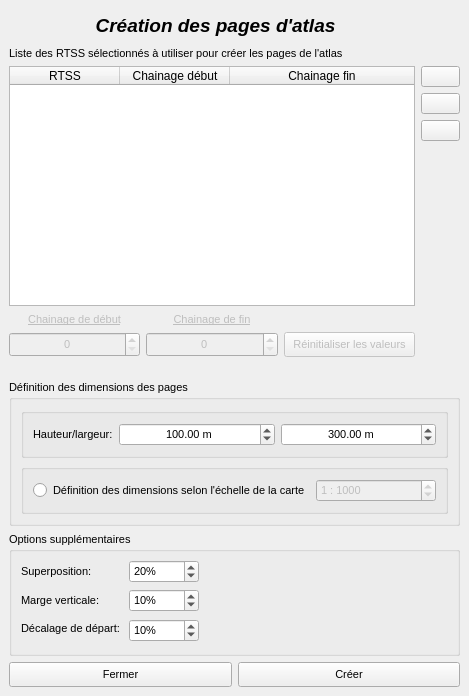
Above: interfaces/fenetre_create_atlas.ui from xbourbeau/outils_MTQ_chainage before the change. Below: the same form after it.
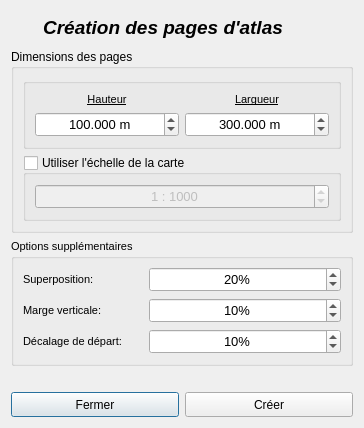
That is the form after the change.

```diff
--- a/interfaces/fenetre_create_atlas.ui
+++ b/interfaces/fenetre_create_atlas.ui
@@ -1,51 +1,33 @@
 <?xml version="1.0" encoding="UTF-8"?>
 <ui version="4.0">
- <class>ParametreDockWidgetBase</class>
- <widget class="QDockWidget" name="ParametreDockWidgetBase">
-  <property name="enabled">
-   <bool>true</bool>
+ <class>CreateAtlas</class>
+ <widget class="QDialog" name="CreateAtlas">
+  <property name="windowModality">
+   <enum>Qt::ApplicationModal</enum>
   </property>
   <property name="geometry">
    <rect>
     <x>0</x>
     <y>0</y>
-    <width>469</width>
-    <height>696</height>
+    <width>364</width>
+    <height>428</height>
    </rect>
   </property>
   <property name="minimumSize">
    <size>
-    <width>469</width>
-    <height>530</height>
+    <width>364</width>
+    <height>428</height>
    </size>
   </property>
   <property name="maximumSize">
    <size>
-    <width>1000</width>
-    <height>1000</height>
+    <width>364</width>
+    <height>428</height>
    </size>
   </property>
-  <property name="font">
-   <font>
-    <pointsize>8</pointsize>
-   </font>
-  </property>
   <property name="windowTitle">
    <string>Création d'atlas</string>
   </property>
-  <widget class="QWidget" name="dockWidgetContents">
-   <property name="minimumSize">
-    <size>
-     <width>0</width>
-     <height>0</height>
-    </size>
-   </property>
-   <property name="maximumSize">
-    <size>
-     <width>1000</width>
-     <height>1000</height>
-    </size>
-   </property>
    <layout class="QGridLayout" name="gridLayout">
     <item row="0" column="0">
      <layout class="QHBoxLayout" name="horizontalLayout_7">
@@ -88,279 +70,7 @@
       </item>
      </layout>
     </item>
-    <item row="1" column="0">
-     <widget class="QLabel" name="label_11">
-      <property name="text">
-       <string>Liste des RTSS sélectionnés à utiliser pour créer les pages de l'atlas</string>
-      </property>
-     </widget>
-    </item>
-    <item row="2" column="0">
-     <layout class="QHBoxLayout" name="horizontalLayout_5">
-      <item>
-       <layout class="QVBoxLayout" name="verticalLayout_6">
-        <item>
-         <widget class="QTableWidget" name="tbl_rtss">
-          <property name="sizeAdjustPolicy">
-           <enum>QAbstractScrollArea::AdjustToContents</enum>
-          </property>
-          <property name="autoScroll">
-           <bool>true</bool>
-          </property>
-          <property name="editTriggers">
-           <set>QAbstractItemView::NoEditTriggers</set>
-          </property>
-          <property name="tabKeyNavigation">
-           <bool>false</bool>
-          </property>
-          <property name="dragDropOverwriteMode">
-           <bool>true</bool>
-          </property>
-          <property name="alternatingRowColors">
-           <bool>true</bool>
-          </property>
-          <property name="selectionMode">
-           <enum>QAbstractItemView::SingleSelection</enum>
-          </property>
-          <property name="selectionBehavior">
-           <enum>QAbstractItemView::SelectRows</enum>
-          </property>
-          <property name="showGrid">
-           <bool>true</bool>
-          </property>
-          <property name="sortingEnabled">
-           <bool>false</bool>
-          </property>
-          <property name="cornerButtonEnabled">
-           <bool>true</bool>
-          </property>
-          <attribute name="horizontalHeaderVisible">
-           <bool>true</bool>
-          </attribute>
-          <attribute name="horizontalHeaderCascadingSectionResizes">
-           <bool>false</bool>
-          </attribute>
-          <attribute name="horizontalHeaderMinimumSectionSize">
-           <number>0</number>
-          </attribute>
-          <attribute name="horizontalHeaderDefaultSectionSize">
-           <number>110</number>
-          </attribute>
-          <attribute name="horizontalHeaderStretchLastSection">
-           <bool>true</bool>
-          </attribute>
-          <attribute name="verticalHeaderStretchLastSection">
-           <bool>false</bool>
-          </attribute>
-          <column>
-           <property name="text">
-            <string>RTSS</string>
-           </property>
-           <property name="textAlignment">
-            <set>AlignCenter</set>
-           </property>
-          </column>
-          <column>
-           <property name="text">
-            <string>Chainage début</string>
-           </property>
-           <property name="textAlignment">
-            <set>AlignCenter</set>
-           </property>
-          </column>
-          <column>
-           <property name="text">
-            <string>Chainage fin</string>
-           </property>
-           <property name="textAlignment">
-            <set>AlignCenter</set>
-           </property>
-          </column>
-         </widget>
-        </item>
-        <item>
-         <layout class="QHBoxLayout" name="horizontalLayout">
-          <item>
-           <layout class="QVBoxLayout" name="verticalLayout_3">
-            <item>
-             <widget class="QLabel" name="lbl_chainaged">
-              <property name="enabled">
-               <bool>false</bool>
-              </property>
-              <property name="font">
-               <font>
-                <pointsize>8</pointsize>
-                <underline>true</underline>
-               </font>
-              </property>
-              <property name="text">
-               <string>Chainage de début</string>
-              </property>
-              <property name="alignment">
-               <set>Qt::AlignCenter</set>
-              </property>
-             </widget>
-            </item>
-            <item>
-             <widget class="QSpinBox" name="spx_chain_d">
-              <property name="enabled">
-               <bool>false</bool>
-              </property>
-              <property name="sizePolicy">
-               <sizepolicy hsizetype="Preferred" vsizetype="Preferred">
-                <horstretch>0</horstretch>
-                <verstretch>0</verstretch>
-               </sizepolicy>
-              </property>
-              <property name="minimumSize">
-               <size>
-                <width>0</width>
-                <height>25</height>
-               </size>
-              </property>
-              <property name="alignment">
-               <set>Qt::AlignCenter</set>
-              </property>
-              <property name="maximum">
-               <number>50000</number>
-              </property>
-              <property name="singleStep">
-               <number>100</number>
-              </property>
-             </widget>
-            </item>
-           </layout>
-          </item>
-          <item>
-           <layout class="QVBoxLayout" name="verticalLayout_4">
-            <item>
-             <widget class="QLabel" name="lbl_chainagef">
-              <property name="enabled">
-               <bool>false</bool>
-              </property>
-              <property name="font">
-               <font>
-                <pointsize>8</pointsize>
-                <underline>true</underline>
-               </font>
-              </property>
-              <property name="text">
-               <string>Chainage de fin</string>
-              </property>
-              <property name="alignment">
-               <set>Qt::AlignCenter</set>
-              </property>
-             </widget>
-            </item>
-            <item>
-             <widget class="QSpinBox" name="spx_chain_f">
-              <property name="enabled">
-               <bool>false</bool>
-              </property>
-              <property name="sizePolicy">
-               <sizepolicy hsizetype="Preferred" vsizetype="Preferred">
-                <horstretch>0</horstretch>
-                <verstretch>0</verstretch>
-               </sizepolicy>
-              </property>
-              <property name="minimumSize">
-               <size>
-                <width>0</width>
-                <height>25</height>
-               </size>
-              </property>
-              <property name="alignment">
-               <set>Qt::AlignCenter</set>
-              </property>
-              <property name="minimum">
-               <number>0</number>
-              </property>
-              <property name="maximum">
-               <number>50000</number>
-              </property>
-              <property name="singleStep">
-               <number>100</number>
-              </property>
-              <property name="value">
-               <number>0</number>
-              </property>
-             </widget>
-            </item>
-           </layout>
-          </item>
-          <item>
-           <layout class="QVBoxLayout" name="verticalLayout_5">
-            <item>
-             <spacer name="horizontalSpacer_4">
-              <property name="orientation">
-               <enum>Qt::Horizontal</enum>
-              </property>
-              <property name="sizeType">
-               <enum>QSizePolicy::Preferred</enum>
-              </property>
-              <property name="sizeHint" stdset="0">
-               <size>
-                <width>40</width>
-                <height>20</height>
-               </size>
-              </property>
-             </spacer>
-            </item>
-            <item>
-             <widget class="QPushButton" name="spx_reset">
-              <property name="enabled">
-               <bool>false</bool>
-              </property>
-              <property name="sizePolicy">
-               <sizepolicy hsizetype="Preferred" vsizetype="Preferred">
-                <horstretch>0</horstretch>
-                <verstretch>0</verstretch>
-               </sizepolicy>
-              </property>
-              <property name="minimumSize">
-               <size>
-                <width>0</width>
-                <height>25</height>
-               </size>
-              </property>
-              <property name="text">
-               <string>Réinitialiser les valeurs</string>
-              </property>
-             </widget>
-            </item>
-           </layout>
-          </item>
-         </layout>
-        </item>
-       </layout>
-      </item>
-      <item>
-       <layout class="QVBoxLayout" name="verticalLayout">
-        <item>
-         <widget class="QPushButton" name="btn_arrow_up">
-          <property name="text">
-           <string/>
-          </property>
-         </widget>
-        </item>
-        <item>
-         <widget class="QPushButton" name="btn_arrow_down">
-          <property name="text">
-           <string/>
-          </property>
-         </widget>
-        </item>
-        <item>
-         <widget class="QPushButton" name="btn_remove">
-          <property name="toolTip">
-           <string>Retirer le RTSS sélectionné de la liste et de la sélection</string>
-          </property>
-          <property name="text">
-           <string/>
-          </property>
-         </widget>
-        </item>
-        <item>
+   <item row="3" column="0">
          <spacer name="verticalSpacer">
           <property name="orientation">
            <enum>Qt::Vertical</enum>
@@ -368,35 +78,15 @@
           <property name="sizeHint" stdset="0">
            <size>
             <width>20</width>
-            <height>40</height>
+       <height>33</height>
            </size>
           </property>
          </spacer>
         </item>
-       </layout>
-      </item>
-     </layout>
-    </item>
-    <item row="3" column="0">
-     <spacer name="verticalSpacer_2">
-      <property name="orientation">
-       <enum>Qt::Vertical</enum>
-      </property>
-      <property name="sizeType">
-       <enum>QSizePolicy::Fixed</enum>
-      </property>
-      <property name="sizeHint" stdset="0">
-       <size>
-        <width>448</width>
-        <height>17</height>
-       </size>
-      </property>
-     </spacer>
-    </item>
-    <item row="4" column="0">
+   <item row="1" column="0">
      <widget class="QGroupBox" name="groupBox">
       <property name="title">
-       <string>Définition des dimensions des pages</string>
+      <string>Dimensions des pages</string>
       </property>
       <layout class="QVBoxLayout" name="verticalLayout_2">
        <item>
@@ -404,22 +94,44 @@
          <property name="title">
           <string/>
          </property>
-         <layout class="QHBoxLayout" name="horizontalLayout_4">
+        <layout class="QGridLayout" name="gridLayout_3">
+         <item row="0" column="0">
+          <layout class="QVBoxLayout" name="verticalLayout">
           <item>
-           <widget class="QLabel" name="txt_haut">
-            <property name="sizePolicy">
-             <sizepolicy hsizetype="Fixed" vsizetype="Preferred">
-              <horstretch>0</horstretch>
-              <verstretch>0</verstretch>
-             </sizepolicy>
+            <widget class="QLabel" name="label">
+             <property name="font">
+              <font>
+               <pointsize>8</pointsize>
+               <underline>true</underline>
+              </font>
             </property>
             <property name="text">
-             <string>Hauteur/largeur:</string>
+              <string>Hauteur</string>
+             </property>
+             <property name="alignment">
+              <set>Qt::AlignCenter</set>
             </property>
            </widget>
           </item>
           <item>
            <widget class="QDoubleSpinBox" name="spx_haut">
+             <property name="sizePolicy">
+              <sizepolicy hsizetype="Minimum" vsizetype="Preferred">
+               <horstretch>0</horstretch>
+               <verstretch>0</verstretch>
+              </sizepolicy>
+             </property>
+             <property name="minimumSize">
+              <size>
+               <width>0</width>
+               <height>25</height>
+              </size>
+             </property>
+             <property name="font">
+              <font>
+               <pointsize>10</pointsize>
+              </font>
+             </property>
             <property name="toolTip">
              <string>Hauteur de la page dans la carte</string>
             </property>
@@ -429,16 +141,56 @@
             <property name="suffix">
              <string> m</string>
             </property>
+             <property name="decimals">
+              <number>3</number>
+             </property>
             <property name="maximum">
              <double>1000.000000000000000</double>
             </property>
             <property name="value">
              <double>100.000000000000000</double>
+             </property>
+            </widget>
+           </item>
+          </layout>
+         </item>
+         <item row="0" column="1">
+          <layout class="QVBoxLayout" name="verticalLayout_3">
+           <item>
+            <widget class="QLabel" name="label_2">
+             <property name="font">
+              <font>
+               <pointsize>8</pointsize>
+               <underline>true</underline>
+              </font>
+             </property>
+             <property name="text">
+              <string>Largueur</string>
+             </property>
+             <property name="alignment">
+              <set>Qt::AlignCenter</set>
             </property>
            </widget>
           </item>
           <item>
            <widget class="QDoubleSpinBox" name="spx_large">
+             <property name="sizePolicy">
+              <sizepolicy hsizetype="Minimum" vsizetype="Preferred">
+               <horstretch>0</horstretch>
+               <verstretch>0</verstretch>
+              </sizepolicy>
+             </property>
+             <property name="minimumSize">
+              <size>
+               <width>0</width>
+               <height>25</height>
+              </size>
+             </property>
+             <property name="font">
+              <font>
+               <pointsize>10</pointsize>
+              </font>
+             </property>
             <property name="toolTip">
              <string>Largeur de la page dans la carte</string>
             </property>
@@ -448,6 +200,9 @@
             <property name="suffix">
              <string> m</string>
             </property>
+             <property name="decimals">
+              <number>3</number>
+             </property>
             <property name="maximum">
              <double>1000.000000000000000</double>
             </property>
@@ -457,26 +212,47 @@
            </widget>
           </item>
          </layout>
+         </item>
+        </layout>
         </widget>
        </item>
        <item>
         <widget class="QGroupBox" name="groupBox_3">
          <property name="title">
-          <string/>
+         <string>Utiliser l'échelle de la carte</string>
+        </property>
+        <property name="checkable">
+         <bool>true</bool>
+        </property>
+        <property name="checked">
+         <bool>false</bool>
          </property>
          <layout class="QHBoxLayout" name="horizontalLayout_3">
-          <item>
-           <widget class="QRadioButton" name="rad_scale">
-            <property name="text">
-             <string>Définition des dimensions selon l'échelle de la carte</string>
-            </property>
-           </widget>
-          </item>
           <item>
            <widget class="QSpinBox" name="spx_scale">
             <property name="enabled">
              <bool>false</bool>
             </property>
+           <property name="sizePolicy">
+            <sizepolicy hsizetype="Minimum" vsizetype="Preferred">
+             <horstretch>0</horstretch>
+             <verstretch>0</verstretch>
+            </sizepolicy>
+           </property>
+           <property name="minimumSize">
+            <size>
+             <width>0</width>
+             <height>25</height>
+            </size>
+           </property>
+           <property name="font">
+            <font>
+             <pointsize>10</pointsize>
+            </font>
+           </property>
+           <property name="alignment">
+            <set>Qt::AlignCenter</set>
+           </property>
             <property name="prefix">
              <string>1 : </string>
             </property>
@@ -497,7 +273,37 @@
       </layout>
      </widget>
     </item>
-    <item row="5" column="0">
+   <item row="4" column="0">
+    <layout class="QHBoxLayout" name="horizontalLayout_2">
+     <item>
+      <widget class="QPushButton" name="btn_fermer">
+       <property name="minimumSize">
+        <size>
+         <width>0</width>
+         <height>25</height>
+        </size>
+       </property>
+       <property name="text">
+        <string>Fermer</string>
+       </property>
+      </widget>
+     </item>
+     <item>
+      <widget class="QPushButton" name="btn_creer">
+       <property name="minimumSize">
+        <size>
+         <width>0</width>
+         <height>25</height>
+        </size>
+       </property>
+       <property name="text">
+        <string>Créer</string>
+       </property>
+      </widget>
+     </item>
+    </layout>
+   </item>
+   <item row="2" column="0">
      <widget class="QGroupBox" name="groupBox_5">
       <property name="font">
        <font>
@@ -508,81 +314,117 @@
        <string>Options supplémentaires</string>
       </property>
       <layout class="QGridLayout" name="gridLayout_2">
-       <item row="0" column="4">
-        <spacer name="horizontalSpacer">
-         <property name="orientation">
-          <enum>Qt::Horizontal</enum>
-         </property>
-         <property name="sizeHint" stdset="0">
-          <size>
-           <width>40</width>
-           <height>20</height>
-          </size>
-         </property>
-        </spacer>
-       </item>
-       <item row="2" column="4">
-        <spacer name="horizontalSpacer_2">
-         <property name="orientation">
-          <enum>Qt::Horizontal</enum>
-         </property>
-         <property name="sizeHint" stdset="0">
-          <size>
-           <width>79</width>
-           <height>20</height>
-          </size>
-         </property>
-        </spacer>
-       </item>
-       <item row="2" column="2" rowspan="2">
-        <widget class="QSpinBox" name="spx_start_offset">
-         <property name="suffix">
-          <string>%</string>
-         </property>
-         <property name="maximum">
-          <number>100</number>
-         </property>
-         <property name="value">
-          <number>10</number>
-         </property>
-        </widget>
-       </item>
-       <item row="2" column="1">
-        <widget class="QLabel" name="label_6">
-         <property name="text">
-          <string>Décalage de départ: </string>
-         </property>
-        </widget>
-       </item>
-       <item row="0" column="1">
+      <item row="0" column="0">
+       <layout class="QHBoxLayout" name="horizontalLayout">
+        <item>
         <widget class="QLabel" name="label_5">
+          <property name="sizePolicy">
+           <sizepolicy hsizetype="Preferred" vsizetype="Fixed">
+            <horstretch>0</horstretch>
+            <verstretch>0</verstretch>
+           </sizepolicy>
+          </property>
+          <property name="minimumSize">
+           <size>
+            <width>120</width>
+            <height>0</height>
+           </size>
+          </property>
+          <property name="maximumSize">
+           <size>
+            <width>120</width>
+            <height>16777215</height>
+           </size>
+          </property>
          <property name="text">
           <string>Superposition: </string>
          </property>
         </widget>
        </item>
-       <item row="1" column="4">
-        <spacer name="horizontalSpacer_3">
-         <property name="orientation">
-          <enum>Qt::Horizontal</enum>
-         </property>
-         <property name="sizeHint" stdset="0">
+        <item>
+         <widget class="QSpinBox" name="spx_overlap">
+          <property name="sizePolicy">
+           <sizepolicy hsizetype="Preferred" vsizetype="Preferred">
+            <horstretch>0</horstretch>
+            <verstretch>0</verstretch>
+           </sizepolicy>
+          </property>
+          <property name="minimumSize">
           <size>
-           <width>40</width>
-           <height>20</height>
-          </size>
-         </property>
-        </spacer>
-       </item>
-       <item row="1" column="1">
+            <width>0</width>
+            <height>25</height>
+           </size>
+          </property>
+          <property name="maximumSize">
+           <size>
+            <width>16777215</width>
+            <height>16777215</height>
+           </size>
+          </property>
+          <property name="font">
+           <font>
+            <pointsize>10</pointsize>
+           </font>
+          </property>
+          <property name="alignment">
+           <set>Qt::AlignCenter</set>
+          </property>
+          <property name="suffix">
+           <string>%</string>
+          </property>
+          <property name="maximum">
+           <number>100</number>
+          </property>
+          <property name="value">
+           <number>20</number>
+          </property>
+         </widget>
+        </item>
+       </layout>
+      </item>
+      <item row="1" column="0">
+       <layout class="QHBoxLayout" name="horizontalLayout_5">
+        <item>
         <widget class="QLabel" name="label_7">
+          <property name="minimumSize">
+           <size>
+            <width>120</width>
+            <height>0</height>
+           </size>
+          </property>
+          <property name="maximumSize">
+           <size>
+            <width>120</width>
+            <height>16777215</height>
+           </size>
+          </property>
          <property name="text">
           <string>Marge verticale: </string>
          </property>
         </widget>
        </item>
-       <item row="1" column="2">
+        <item>
         <widget class="QSpinBox" name="spx_vert_marg">
+          <property name="sizePolicy">
+           <sizepolicy hsizetype="Preferred" vsizetype="Fixed">
+            <horstretch>0</horstretch>
+            <verstretch>0</verstretch>
+           </sizepolicy>
+          </property>
+          <property name="minimumSize">
+           <size>
+            <width>0</width>
+            <height>25</height>
+           </size>
+          </property>
+          <property name="font">
+           <font>
+            <pointsize>10</pointsize>
+           </font>
+          </property>
+          <property name="alignment">
+           <set>Qt::AlignCenter</set>
+          </property>
          <property name="suffix">
           <string>%</string>
          </property>
@@ -594,20 +436,51 @@
          </property>
         </widget>
        </item>
-       <item row="0" column="2">
-        <widget class="QSpinBox" name="spx_overlap">
+       </layout>
+      </item>
+      <item row="2" column="0">
+       <layout class="QHBoxLayout" name="horizontalLayout_6">
+        <item>
+         <widget class="QLabel" name="label_6">
          <property name="minimumSize">
           <size>
-           <width>70</width>
+            <width>120</width>
            <height>0</height>
           </size>
          </property>
          <property name="maximumSize">
           <size>
-           <width>100</width>
+            <width>120</width>
            <height>16777215</height>
           </size>
          </property>
+          <property name="text">
+           <string>Décalage de départ: </string>
+          </property>
+         </widget>
+        </item>
+        <item>
+         <widget class="QSpinBox" name="spx_start_offset">
+          <property name="sizePolicy">
+           <sizepolicy hsizetype="Preferred" vsizetype="Fixed">
+            <horstretch>0</horstretch>
+            <verstretch>0</verstretch>
+           </sizepolicy>
+          </property>
+          <property name="minimumSize">
+           <size>
+            <width>0</width>
+            <height>25</height>
+           </size>
+          </property>
+          <property name="font">
+           <font>
+            <pointsize>10</pointsize>
+           </font>
+          </property>
+          <property name="alignment">
+           <set>Qt::AlignCenter</set>
+          </property>
          <property name="suffix">
           <string>%</string>
          </property>
@@ -615,45 +488,16 @@
           <number>100</number>
          </property>
          <property name="value">
-          <number>20</number>
+           <number>10</number>
          </property>
         </widget>
        </item>
       </layout>
-     </widget>
-    </item>
-    <item row="6" column="0">
-     <layout class="QHBoxLayout" name="horizontalLayout_2">
-      <item>
-       <widget class="QPushButton" name="btn_fermer">
-        <property name="minimumSize">
-         <size>
-          <width>0</width>
-          <height>25</height>
-         </size>
-        </property>
-        <property name="text">
-         <string>Fermer</string>
-        </property>
-       </widget>
-      </item>
-      <item>
-       <widget class="QPushButton" name="btn_creer">
-        <property name="minimumSize">
-         <size>
-          <width>0</width>
-          <height>25</height>
-         </size>
-        </property>
-        <property name="text">
-         <string>Créer</string>
-        </property>
-       </widget>
-      </item>
-     </layout>
-    </item>
-   </layout>
-  </widget>
+      </item>
+     </layout>
+    </widget>
+   </item>
+  </layout>
  </widget>
  <resources/>
  <connections/>
```
Left out of the diff: 27 changed lines with no effect on the pictures. Lines whose indentation alone changed are shown as unchanged.
